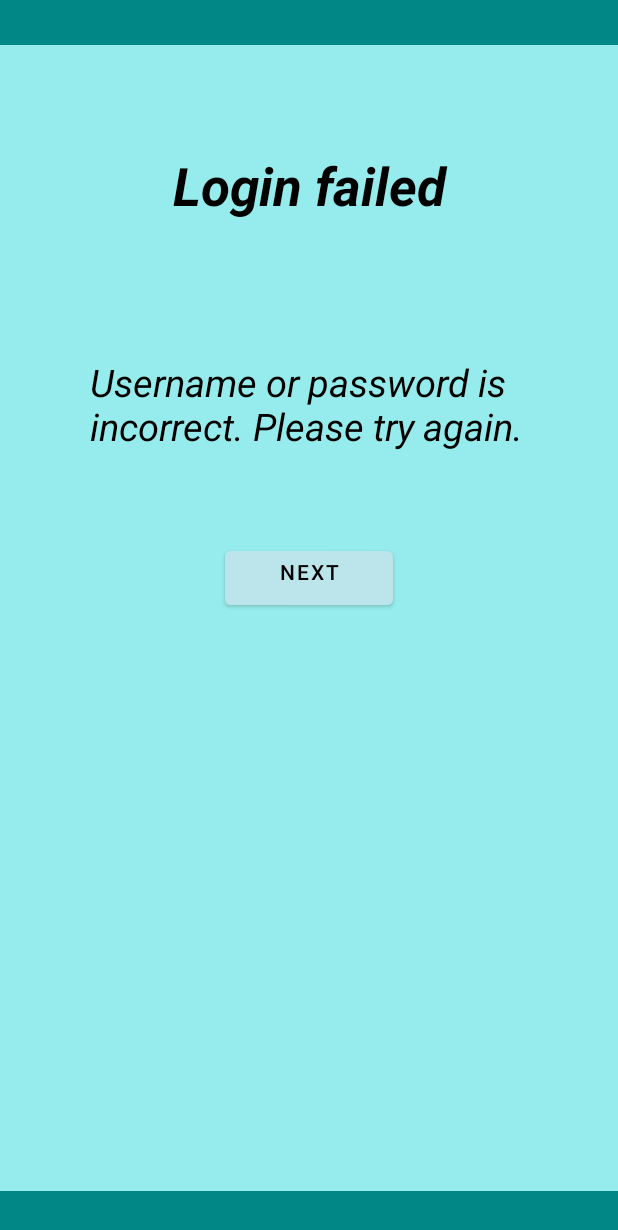
After one commit to bryanmiranda01/CS3443-TravelPlanner, an Android app: the layout login_failed.xml on its own in the app's theme, with its tools: preview values and no code run, on a phone screen of 412 x 824 dp. The commit adds this screen. Shown: the top 1230 px of the screen. Run offline under Robolectric (Android 15) with nearby library versions, the phone set to English and light mode, and no system bars.

Commit message:
modified sign_in view, created login_failed view

```diff
--- /dev/null
+++ b/app/src/main/res/layout/login_failed.xml
@@ -0,0 +1,66 @@
+<?xml version="1.0" encoding="utf-8"?>
+<RelativeLayout xmlns:android="http://schemas.android.com/apk/res/android"
+    android:layout_width="match_parent"
+    android:layout_height="match_parent"
+    android:background="#96ECEC">
+
+    <androidx.appcompat.widget.Toolbar
+        android:id="@+id/topmargin"
+        android:layout_width="match_parent"
+        android:layout_height="30dp"
+        android:layout_alignParentTop="true"
+        android:background="@color/teal_700"
+        />
+
+
+    <androidx.appcompat.widget.Toolbar
+        android:id="@+id/bottommargin"
+        android:layout_width="match_parent"
+        android:layout_height="30dp"
+        android:layout_alignParentBottom="true"
+        android:background="@color/teal_700"
+        />
+
+    <TextView
+        android:id="@+id/loginfailed"
+        android:layout_width="match_parent"
+        android:layout_height="wrap_content"
+        android:layout_marginStart="50dp"
+        android:layout_marginTop="100dp"
+        android:layout_marginEnd="50dp"
+        android:layout_marginBottom="30dp"
+        android:gravity="center"
+        android:text="Login failed"
+        android:textColor="@color/black"
+        android:textSize="35dp"
+        android:textStyle="bold|italic" />
+
+    <TextView
+        android:id="@+id/details"
+        android:layout_width="wrap_content"
+        android:layout_height="wrap_content"
+        android:layout_below="@id/loginfailed"
+        android:layout_marginLeft="60dp"
+        android:layout_marginTop="60dp"
+        android:text="Username or password is\nincorrect. Please try again."
+        android:textAlignment="textStart"
+        android:textColor="@color/black"
+        android:textSize="25sp"
+        android:textStyle="italic"/>
+
+    <Button
+        android:id="@+id/signin_button"
+        android:layout_width="match_parent"
+        android:layout_height="wrap_content"
+        android:layout_below="@id/details"
+        android:layout_marginStart="150dp"
+        android:layout_marginEnd="150dp"
+        android:backgroundTint="#BBE5EA"
+        android:layout_marginTop="60dp"
+        android:gravity="center_horizontal"
+        android:shadowColor="#03D9C4"
+        android:text="Next"
+        android:textAlignment="gravity"
+        android:textColor="@color/black" />
+
+</RelativeLayout>
--- a/app/src/main/res/layout/sign_in.xml
+++ b/app/src/main/res/layout/sign_in.xml
@@ -3,9 +3,7 @@
     xmlns:app="http://schemas.android.com/apk/res-auto"
     android:layout_width="match_parent"
     android:layout_height="match_parent"
-    android:background="#96ECEC"
-    android:paddingStart="1dp"
-    android:paddingBottom="15dp">
+    android:background="#96ECEC">
 
     <androidx.appcompat.widget.Toolbar
         android:id="@+id/topmargin"
@@ -69,7 +67,7 @@
         android:background="@color/teal_200"
         android:drawableLeft="@drawable/baseline_password_24"
         android:drawablePadding="20dp"
-        android:gravity="center_horizontal"
+        android:gravity="start"
         android:hint="Password"
         android:padding="20dp"
         android:textAlignment="viewStart"
```
